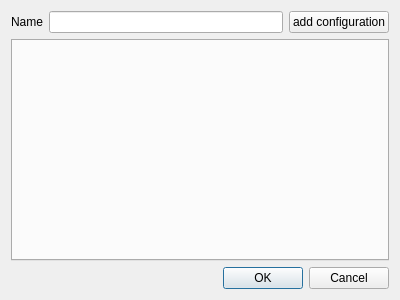
Old version of the form modules/automation/projects/HilecGui/src/telecontrol/EditGamepadAssignment.ui in the repository OFFIS-Automation/Framework.
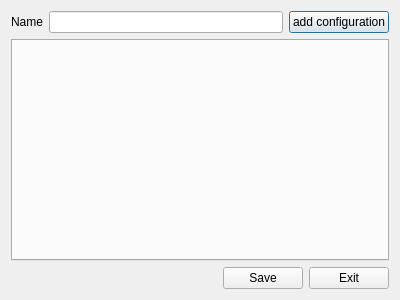
New version of the form. Icons and pictures are not drawn.

```diff
--- a/modules/automation/projects/HilecGui/src/telecontrol/EditGamepadAssignment.ui
+++ b/modules/automation/projects/HilecGui/src/telecontrol/EditGamepadAssignment.ui
@@ -43,14 +43,35 @@
     <widget class="QTabWidget" name="tabWidget"/>
    </item>
    <item>
-    <widget class="QDialogButtonBox" name="buttonBox">
-     <property name="orientation">
-      <enum>Qt::Horizontal</enum>
-     </property>
-     <property name="standardButtons">
-      <set>QDialogButtonBox::Cancel|QDialogButtonBox::Ok</set>
-     </property>
-    </widget>
+    <layout class="QHBoxLayout" name="horizontalLayout_2">
+     <item>
+      <spacer name="horizontalSpacer">
+       <property name="orientation">
+        <enum>Qt::Horizontal</enum>
+       </property>
+       <property name="sizeHint" stdset="0">
+        <size>
+         <width>40</width>
+         <height>20</height>
+        </size>
+       </property>
+      </spacer>
+     </item>
+     <item>
+      <widget class="QPushButton" name="save">
+       <property name="text">
+        <string>Save</string>
+       </property>
+      </widget>
+     </item>
+     <item>
+      <widget class="QPushButton" name="exit">
+       <property name="text">
+        <string>Exit</string>
+       </property>
+      </widget>
+     </item>
+    </layout>
    </item>
   </layout>
  </widget>
```
Left out of the diff: 42 changed lines with no effect on the pictures.
